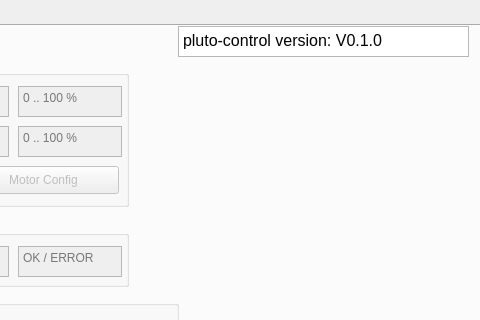
jruelli/pluto_control, file ui/pluto_control.ui: the form before one commit; both pictures show x 734 to 1214 and y 0 to 320 of the 1214 by 738 pixel window.
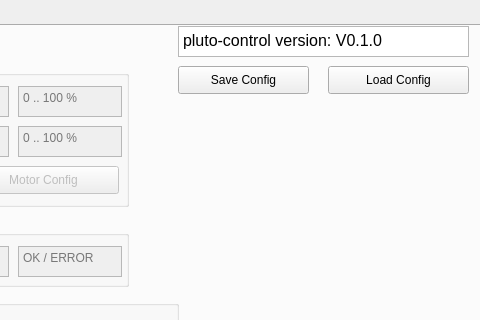
The form after the commit.

Commit message: add option to save and load configuration

```diff
--- a/ui/pluto_control.ui
+++ b/ui/pluto_control.ui
@@ -1147,6 +1147,44 @@
        <string/>
       </property>
      </widget>
+     <widget class="QPushButton" name="pB_Connect_2">
+      <property name="enabled">
+       <bool>true</bool>
+      </property>
+      <property name="geometry">
+       <rect>
+        <x>1050</x>
+        <y>40</y>
+        <width>141</width>
+        <height>28</height>
+       </rect>
+      </property>
+      <property name="text">
+       <string>Load Config</string>
+      </property>
+      <property name="checkable">
+       <bool>true</bool>
+      </property>
+     </widget>
+     <widget class="QPushButton" name="pB_Connect_3">
+      <property name="enabled">
+       <bool>true</bool>
+      </property>
+      <property name="geometry">
+       <rect>
+        <x>900</x>
+        <y>40</y>
+        <width>131</width>
+        <height>28</height>
+       </rect>
+      </property>
+      <property name="text">
+       <string>Save Config</string>
+      </property>
+      <property name="checkable">
+       <bool>true</bool>
+      </property>
+     </widget>
     </widget>
     <widget class="QWidget" name="tab_2">
      <attribute name="title">
```
